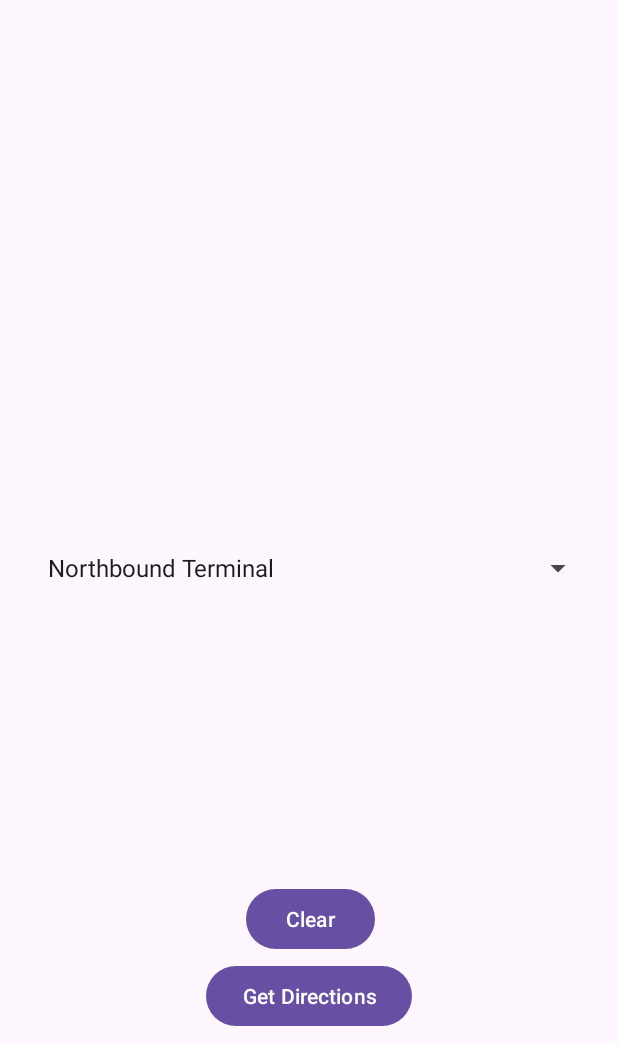
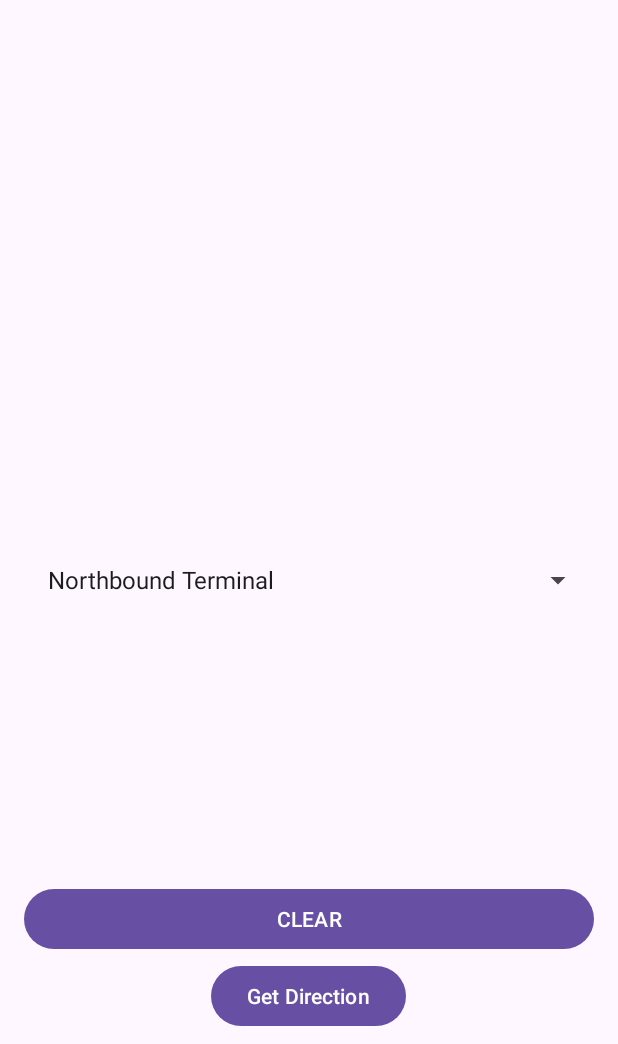
Before and after one commit to KemuelPaez/MapProject, an Android app: the MainActivity screen opened directly, with no data from a screen before it, on a phone screen of 412 x 824 dp, the part 192-1236 px from its top. Run offline under Robolectric (Android 15) with nearby library versions, the phone set to English and light mode, and no system bars; 1 statement that could not run was skipped.

Commit message:
Updated 07.05.2023

```diff
--- a/app/src/main/AndroidManifest.xml
+++ b/app/src/main/AndroidManifest.xml
@@ -7,6 +7,7 @@
     <uses-permission android:name="android.permission.INTERNET" />
 
     <application
+        android:forceDarkAllowed="false"
         android:allowBackup="true"
         android:dataExtractionRules="@xml/data_extraction_rules"
         android:fullBackupContent="@xml/backup_rules"
@@ -15,7 +16,7 @@
         android:roundIcon="@mipmap/ic_launcher_round"
         android:supportsRtl="true"
         android:theme="@style/Theme.TestingAlternateRoutes"
-        tools:targetApi="31">
+        tools:targetApi="33">
 
         <activity
             android:name=".StartActivity"
--- a/app/src/main/res/layout/activity_main.xml
+++ b/app/src/main/res/layout/activity_main.xml
@@ -18,7 +18,7 @@
     <Spinner
         android:id="@+id/spinner_destination"
         android:layout_width="match_parent"
-        android:layout_height="wrap_content"
+        android:layout_height="48dp"
         android:layout_alignParentBottom="true"
         android:layout_marginStart="16dp"
         android:layout_marginTop="8dp"
@@ -30,24 +30,24 @@
         android:id="@+id/btn_directions"
         android:layout_width="wrap_content"
         android:layout_height="wrap_content"
+        android:layout_alignParentBottom="true"
         android:layout_centerHorizontal="true"
-        android:layout_alignParentBottom="true"
         android:layout_marginTop="16dp"
         android:layout_marginBottom="8dp"
-        android:text="Get Directions" />
+        android:text="@string/get_direction" />
 
     <Button
         android:id="@+id/btn_clear"
-        android:layout_width="wrap_content"
-        android:layout_height="wrap_content"
+        android:layout_width="100dp"
+        android:layout_height="48dp"
         android:layout_alignParentStart="true"
         android:layout_alignParentEnd="true"
         android:layout_alignParentBottom="true"
-        android:layout_marginStart="164dp"
+        android:layout_marginStart="16dp"
         android:layout_marginTop="16dp"
-        android:layout_marginEnd="162dp"
+        android:layout_marginEnd="16dp"
         android:layout_marginBottom="59dp"
-        android:text="Clear" />
+        android:text="@string/clear" />
 
     <FrameLayout
         android:id="@+id/loading_screen"
@@ -57,26 +57,26 @@
         android:visibility="gone">
 
         <LinearLayout
-            android:layout_width="match_parent"
-            android:layout_height="match_parent"
-            android:orientation="vertical"
-            android:gravity="center">
+            android:layout_width="wrap_content"
+            android:layout_height="wrap_content"
+            android:layout_gravity="center"
+            android:orientation="vertical">
 
             <ProgressBar
                 android:layout_width="wrap_content"
                 android:layout_height="wrap_content"
                 android:layout_gravity="center"
                 android:indeterminate="true"
-                android:progressTint="@color/blue"/>
+                android:progressTint="@color/blue" />
 
             <TextView
-                android:layout_width="match_parent"
+                android:id="@+id/loading_txtview"
+                android:layout_width="wrap_content"
                 android:layout_height="wrap_content"
+                android:layout_gravity="center"
                 android:text="Loading it may take a while. . ."
-                android:id="@+id/loading_txtview"
                 android:textColor="@color/white"
-                android:textSize="20sp"
-                android:gravity="center" />
+                android:textSize="20sp" />
 
         </LinearLayout>
 
--- a/app/src/main/res/values/strings.xml
+++ b/app/src/main/res/values/strings.xml
@@ -1,4 +1,6 @@
 <resources>
     <string name="app_name">TestingAlternateRoutes</string>
     <string name="google_maps_key">AIzaSyAioKwOOSrMpBuYj80F-eIsquHfaXMlOtI</string>
+    <string name="get_direction">Get Direction</string>
+    <string name="clear">CLEAR</string>
 </resources>
```
Also changed, not shown: app/build.gradle (+16 -5 lines), app/src/main/java/com/example/testingalternateroutes/DirectionHelper.java (+42 -10 lines), app/src/main/java/com/example/testingalternateroutes/LatLngData.java (+2 -5 lines), app/src/main/java/com/example/testingalternateroutes/MainActivity.java (+23 -82 lines).
